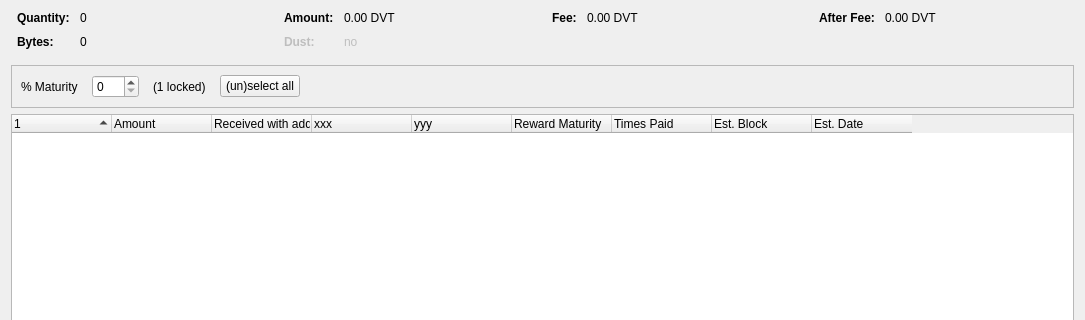
The window that src/qt/forms/rewardcontroldialog.ui (devaultcrypto/devault) describes before a commit, drawn with Qt 5; both pictures show x 0 to 1085 and y 0 to 320 of the 1085 by 500 pixel window.
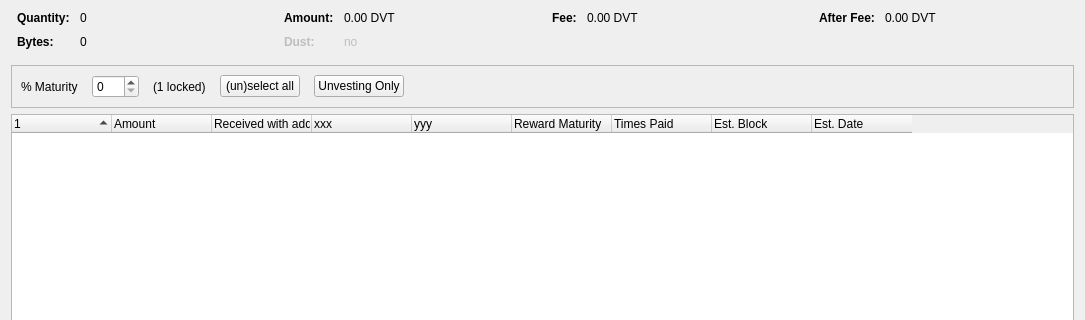
The same window after the commit. Custom widgets are drawn as their Qt base class.

Commit message: Add option to select only unvesting utxo in reward control

Diff of the .ui file:
```diff
--- a/src/qt/forms/rewardcontroldialog.ui
+++ b/src/qt/forms/rewardcontroldialog.ui
@@ -296,7 +296,7 @@
      </property>
      <layout class="QHBoxLayout" name="horizontalLayout">
       <item>
-       <layout class="QHBoxLayout" name="horizontalLayoutPanel" stretch="0,0,0,0,0">
+       <layout class="QHBoxLayout" name="horizontalLayoutPanel" stretch="0,0,0,0,0,0">
         <property name="spacing">
          <number>14</number>
         </property>
@@ -337,6 +337,13 @@
           </property>
          </widget>
         </item>
+        <item>
+         <widget class="QPushButton" name="pushButtonUnvesting">
+          <property name="text">
+           <string>Unvesting Only</string>
+          </property>
+         </widget>
+        </item>
         <item>
          <spacer name="horizontalSpacer">
           <property name="orientation">
```
The commit also changes 2 other files.
